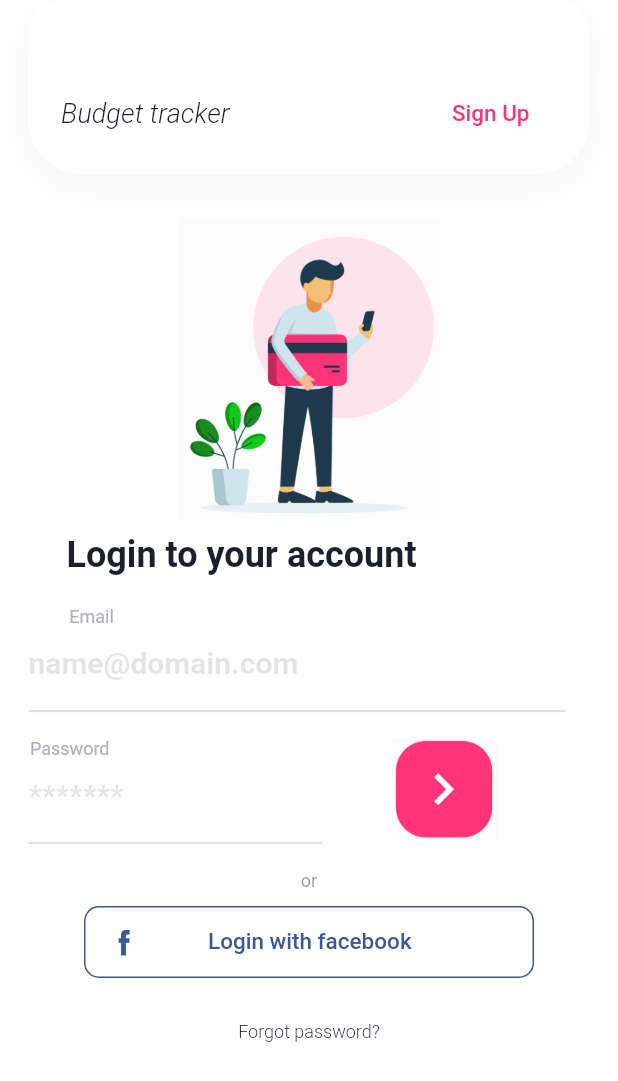
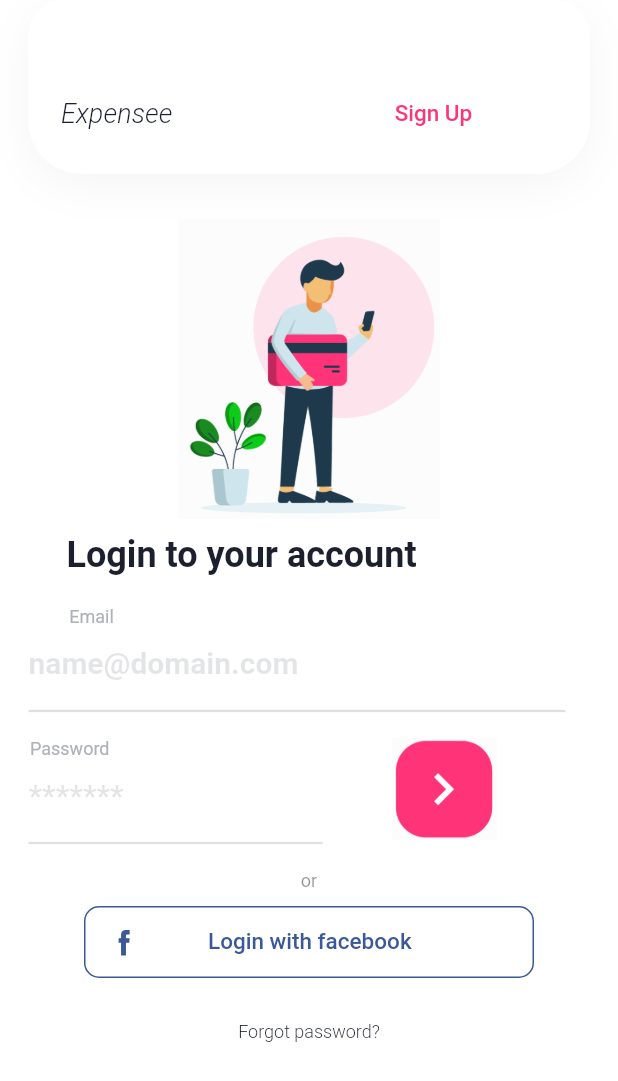
Before and after one commit to Bhavesh114/Expensee, a Flutter app: the Loginscreen screen opened directly, on a phone screen of 412 x 824 dp. Shown: the top 1081 px of the screen. Run offline on Flutter 3.47's test engine with Material 2 defaults, Android fonts, the phone set to English and light mode, and no system bars; our stand-ins replace firebase_auth, flutter_svg, modal_progress_hud; missing offline and left inert: sk_onboarding_screen; accounts and stored records are empty; Roboto replaces fonts that are missing (GT Walsheim Pro).

Commit message:
Auth login screen not updating

```diff
--- a/lib/Screens/Login_Screen.dart
+++ b/lib/Screens/Login_Screen.dart
@@ -57,7 +57,7 @@ class _LoginscreenState extends State<Loginscreen>
                       Padding(
                         padding: const EdgeInsets.only(left: 22.0),
                         child: Text(
-                          'Budget tracker',
+                          'Expensee',
                           style: TextStyle(
                             fontFamily: 'GT Walsheim Pro',
                             fontSize: 18,
```
